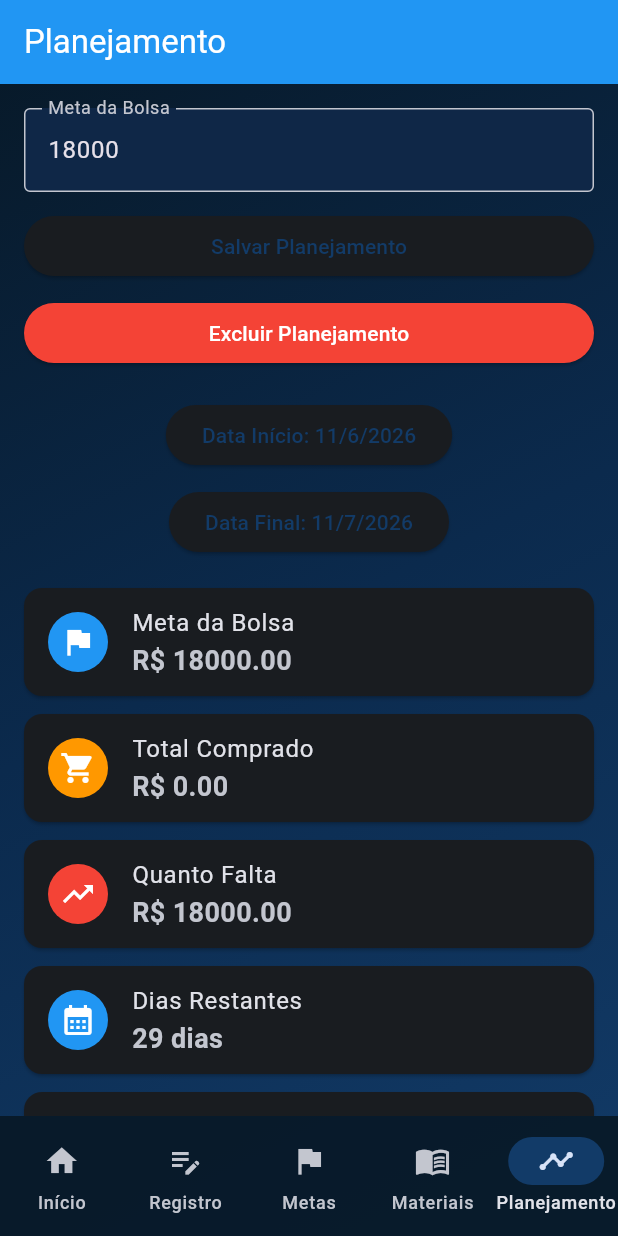
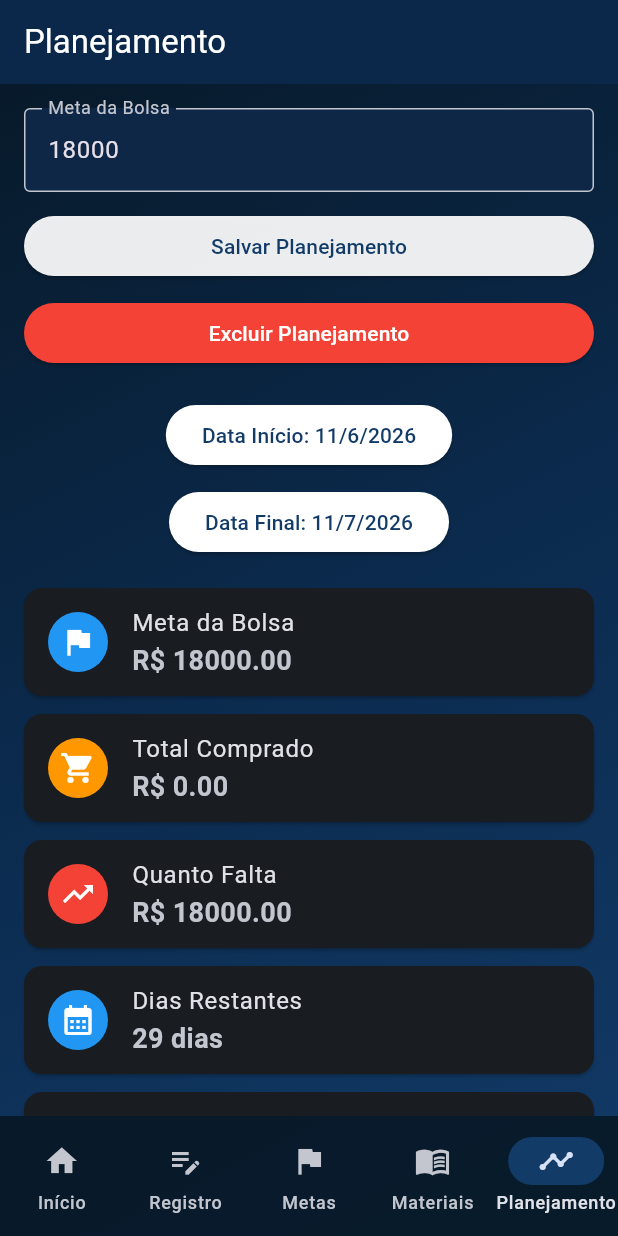
Before and after one commit to Zael-web/colportorgoals_and_finances, a Flutter app: the screen it shows after launch, item 5 of the bottom bar chosen, on a phone screen of 412 x 824 dp. Run offline on Flutter 3.47's test engine with Material 3 defaults, Android fonts, the phone set to English and light mode, and no system bars; our stand-ins replace cloud_firestore, firebase_core, shared_preferences; accounts and stored records are empty.

Commit message:
cores tela planeja

```diff
--- a/lib/screens/planejamento_screen.dart
+++ b/lib/screens/planejamento_screen.dart
@@ -167,7 +167,7 @@ class _PlanejamentoScreenState extends State<PlanejamentoScreen> {
     return Scaffold(
       appBar: AppBar(
         title: const Text('Planejamento'),
-        backgroundColor: Colors.blue,
+        backgroundColor: const Color.fromARGB(255, 11, 41, 77).withValues(alpha: 0.92),
       ),
       body: SingleChildScrollView(
         padding: const EdgeInsets.all(16),
@@ -185,6 +185,7 @@ class _PlanejamentoScreenState extends State<PlanejamentoScreen> {
             SizedBox(
               width: double.infinity,
               child: ElevatedButton(
+                style: ElevatedButton.styleFrom(backgroundColor: const Color.fromARGB(255, 255, 255, 255).withValues(alpha: 0.92)),
                 onPressed: salvarDados,
                 child: const Text('Salvar Planejamento'),
               ),
@@ -203,13 +204,16 @@ class _PlanejamentoScreenState extends State<PlanejamentoScreen> {
             ),
             const SizedBox(height: 20),
             ElevatedButton(
+              style: ElevatedButton.styleFrom(backgroundColor: const Color.fromARGB(255, 255, 255, 255)),
               onPressed: selecionarDataInicio,
               child: Text(
                 'Data Início: ${dataInicio.day}/${dataInicio.month}/${dataInicio.year}',
               ),
+
             ),
             const SizedBox(height: 10),
             ElevatedButton(
+              style: ElevatedButton.styleFrom(backgroundColor: const Color.fromARGB(255, 255, 255, 255)),
               onPressed: selecionarDataFim,
               child: Text(
                 'Data Final: ${dataFim.day}/${dataFim.month}/${dataFim.year}',
```
